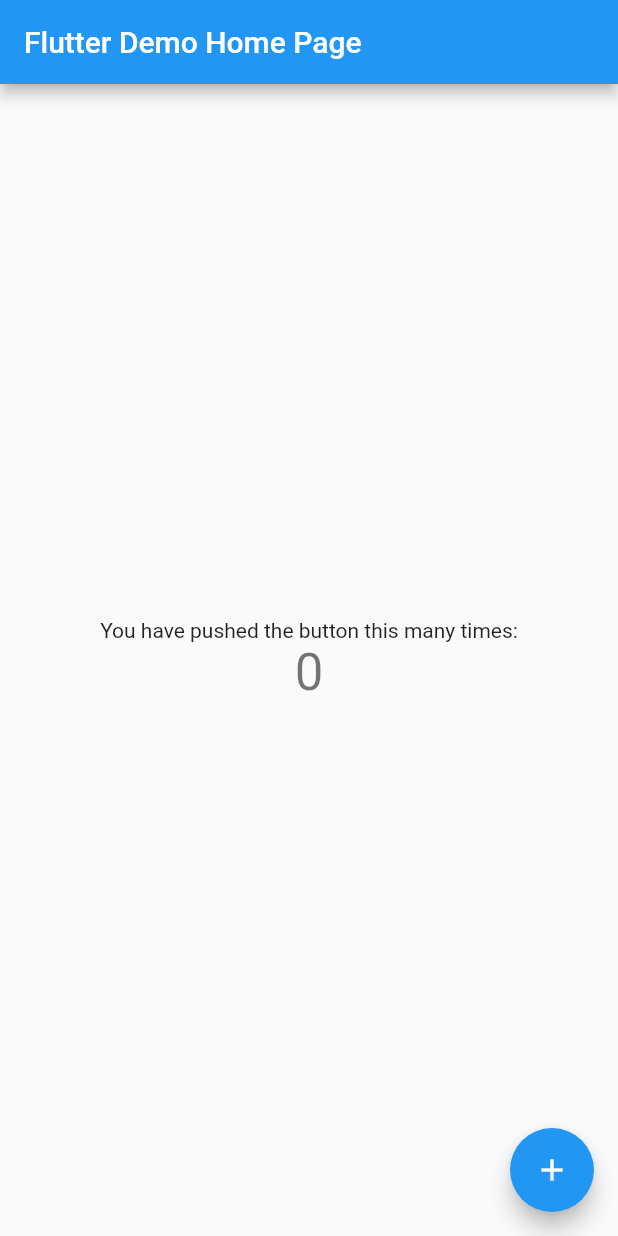
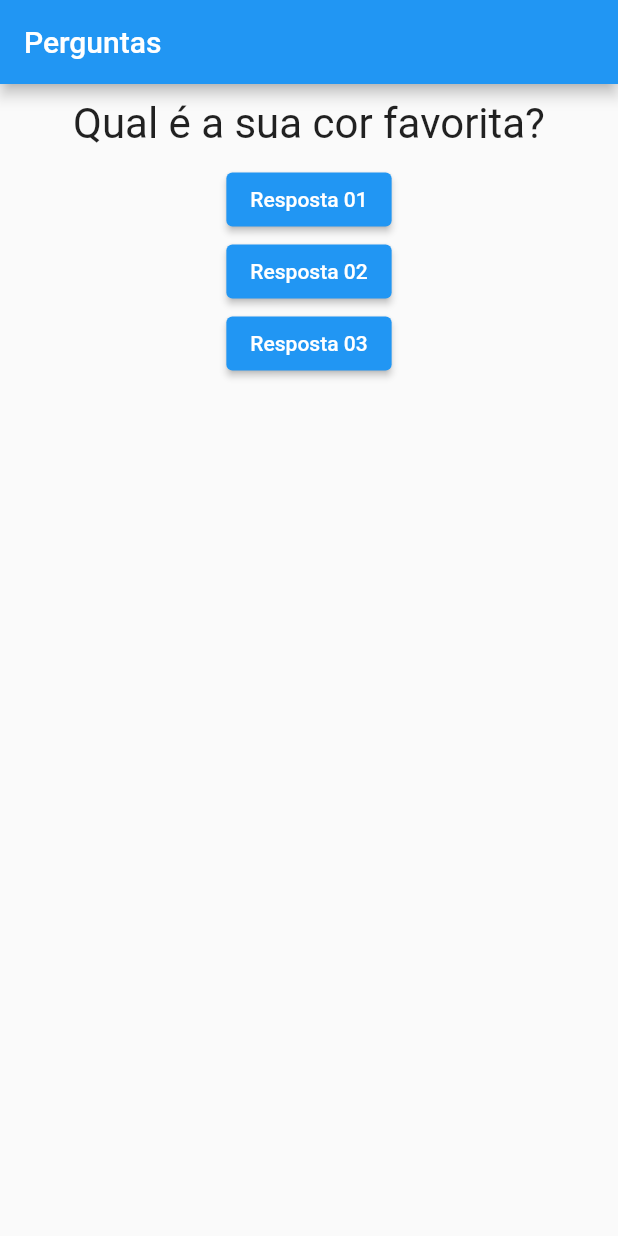
Before and after one commit to romildoalimajr/projeto_perguntas, a Flutter app: the screen it shows after launch, on a phone screen of 412 x 824 dp. Run offline on Flutter 3.47's test engine with Material 2 defaults, Android fonts, the phone set to English and light mode, and no system bars.

Commit message:
Atualização 1.1 do aplicativo

```diff
--- a/lib/main.dart
+++ b/lib/main.dart
@@ -1,67 +1,50 @@
 import 'package:flutter/material.dart';
+import './questao.dart';
 
-void main() {
-  runApp(const MyApp());
-}
+main() => runApp(PerguntaApp());
 
-class MyApp extends StatelessWidget {
-  const MyApp({super.key});
+class _PerguntaAppState extends State<PerguntaApp> {
+  var _perguntaSelecionada = 0;
+
+  void _responder() {
+    setState(() {
+      _perguntaSelecionada++;
+    });
+    print(_perguntaSelecionada);
+  }
 
   @override
   Widget build(BuildContext context) {
+    final List<String> perguntas = [
+      'Qual é a sua cor favorita? ',
+      'Qual é o seu animal favorito?',
+      'Qual e a sua liguagem de programação favorita?',
+      'Qual é a sua série de TV favorita?',
+      'Qual é o seu filme favorito?',
+      'Qual a sua cidade favorita?',
+    ];
+
     return MaterialApp(
-      title: 'Flutter Demo',
-      theme: ThemeData(
-        primarySwatch: Colors.blue,
+      home: Scaffold(
+        appBar: AppBar(
+          title: Text('Perguntas'),
+        ),
+        body: Column(
+          children: <Widget>[
+            Questao(perguntas[_perguntaSelecionada]),
+            ElevatedButton(child: Text('Resposta 01'), onPressed: _responder),
+            ElevatedButton(child: Text('Resposta 02'), onPressed: _responder),
+            ElevatedButton(child: Text('Resposta 03'), onPressed: _responder),
+          ],
+        ),
       ),
-      home: const MyHomePage(title: 'Flutter Demo Home Page'),
+      debugShowCheckedModeBanner: false,
     );
   }
 }
 
-class MyHomePage extends StatefulWidget {
-  const MyHomePage({super.key, required this.title});
-
-  final String title;
-
-  @override
-  State<MyHomePage> createState() => _MyHomePageState();
-}
-
-class _MyHomePageState extends State<MyHomePage> {
-  int _counter = 0;
-
-  void _incrementCounter() {
-    setState(() {
-      _counter++;
-    });
-  }
-
-  @override
-  Widget build(BuildContext context) {
-    return Scaffold(
-      appBar: AppBar(
-        title: Text(widget.title),
-      ),
-      body: Center(
-        child: Column(
-          mainAxisAlignment: MainAxisAlignment.center,
-          children: <Widget>[
-            const Text(
-              'You have pushed the button this many times:',
-            ),
-            Text(
-              '$_counter',
-              style: Theme.of(context).textTheme.headline4,
-            ),
-          ],
-        ),
-      ),
-      floatingActionButton: FloatingActionButton(
-        onPressed: _incrementCounter,
-        tooltip: 'Increment',
-        child: const Icon(Icons.add),
-      ), // This trailing comma makes auto-formatting nicer for build methods.
-    );
+class PerguntaApp extends StatefulWidget {
+  _PerguntaAppState createState() {
+    return _PerguntaAppState();
   }
 }
--- /dev/null
+++ b/lib/questao.dart
@@ -0,0 +1,25 @@
+import 'package:flutter/src/widgets/container.dart';
+import 'package:flutter/src/widgets/framework.dart';
+
+import 'package:flutter/material.dart';
+
+class Questao extends StatelessWidget {
+  final String texto;
+
+  Questao(this.texto);
+
+  @override
+  Widget build(BuildContext context) {
+    return Container(
+      width: double.infinity,
+      margin: EdgeInsets.all(10),
+      child: Text(
+        texto,
+        style: TextStyle(
+          fontSize: 28,
+        ),
+        textAlign: TextAlign.center,
+      ),
+    );
+  }
+}
```
